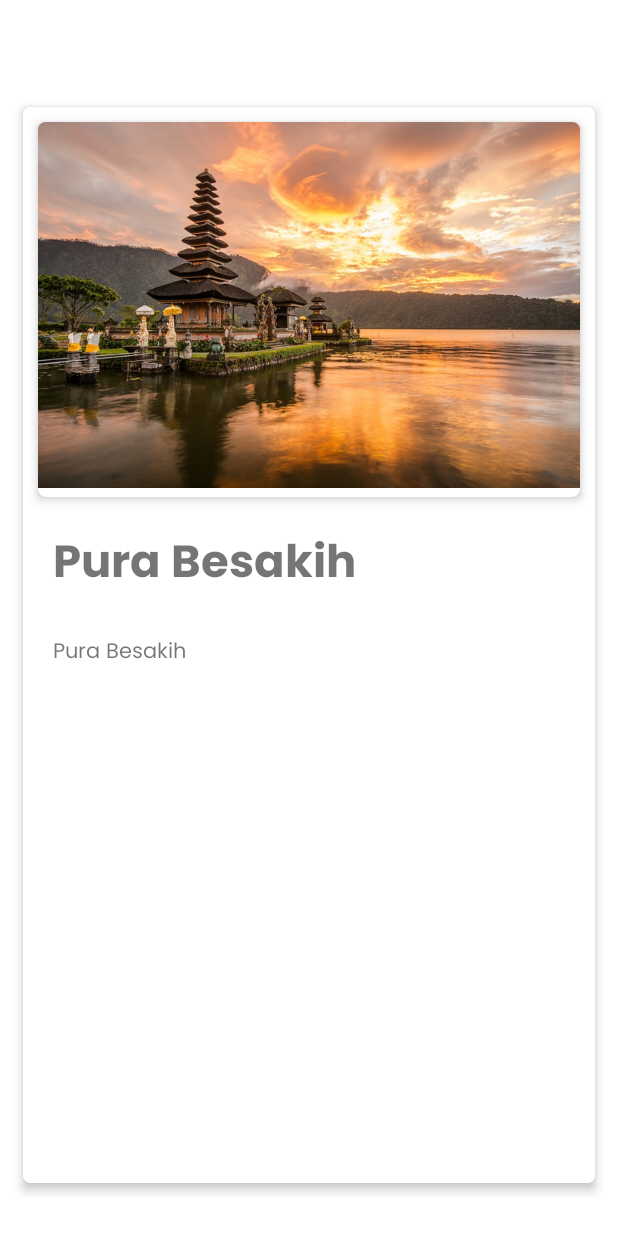
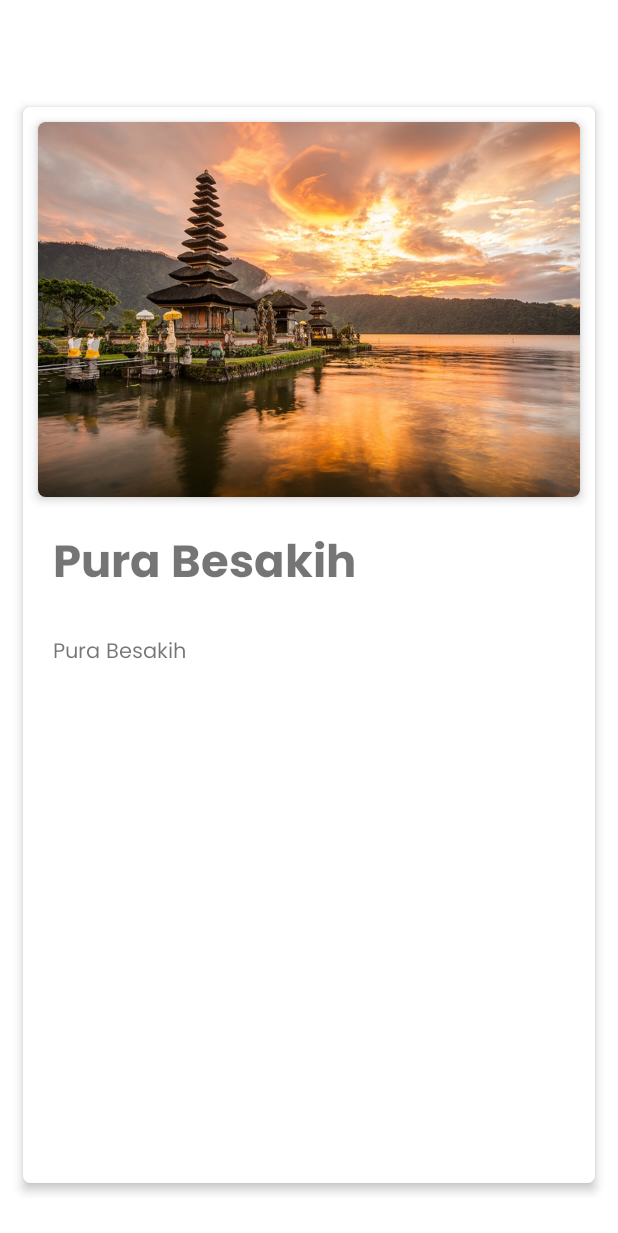
Before and after one commit to krisnamahadiputra/TripAssistance2, an Android app: the layout activity_detail_religi.xml on its own in the app's theme, with its tools: preview values and no code run, on a phone screen of 412 x 824 dp. Shown: the top 1233 px of the screen. Run offline under Robolectric (Android 15) with nearby library versions, the phone set to English and light mode, and no system bars.

Commit message:
Progress Religi

```diff
--- a/app/build.gradle
+++ b/app/build.gradle
@@ -7,7 +7,7 @@ android {
 
     defaultConfig {
         applicationId "com.kuliah.tripassistance"
-        minSdk 30
+        minSdk 25
         targetSdk 32
         versionCode 1
         versionName "1.0"
--- a/app/src/main/java/com/kuliah/tripassistance/ReligiActivity.java
+++ b/app/src/main/java/com/kuliah/tripassistance/ReligiActivity.java
@@ -8,7 +8,10 @@ import androidx.recyclerview.widget.RecyclerView;
 import android.content.Intent;
 import android.os.Bundle;
 import android.os.Parcelable;
+import android.view.Menu;
+import android.view.MenuInflater;
 import android.view.View;
+import android.widget.SearchView;
 
 import com.kuliah.tripassistance.adapter.ListReligiAdapter;
 import com.kuliah.tripassistance.model.ModelReligi;
--- a/app/src/main/res/layout/activity_detail_religi.xml
+++ b/app/src/main/res/layout/activity_detail_religi.xml
@@ -44,9 +44,9 @@
                             <ImageView
                                 android:id="@+id/fotoReligi"
                                 android:layout_width="match_parent"
-                                android:layout_height="244dp"
+                                android:layout_height="250dp"
                                 android:scaleType="fitXY"
-                                android:src="@drawable/bali"/>
+                                android:src="@drawable/bali" />
 
                         </RelativeLayout>
 
```
